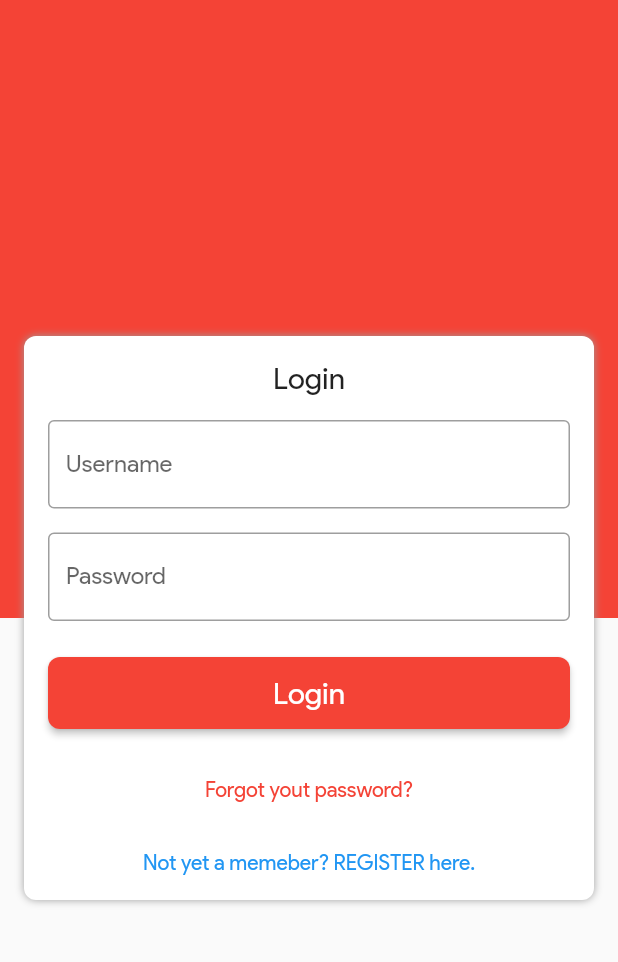
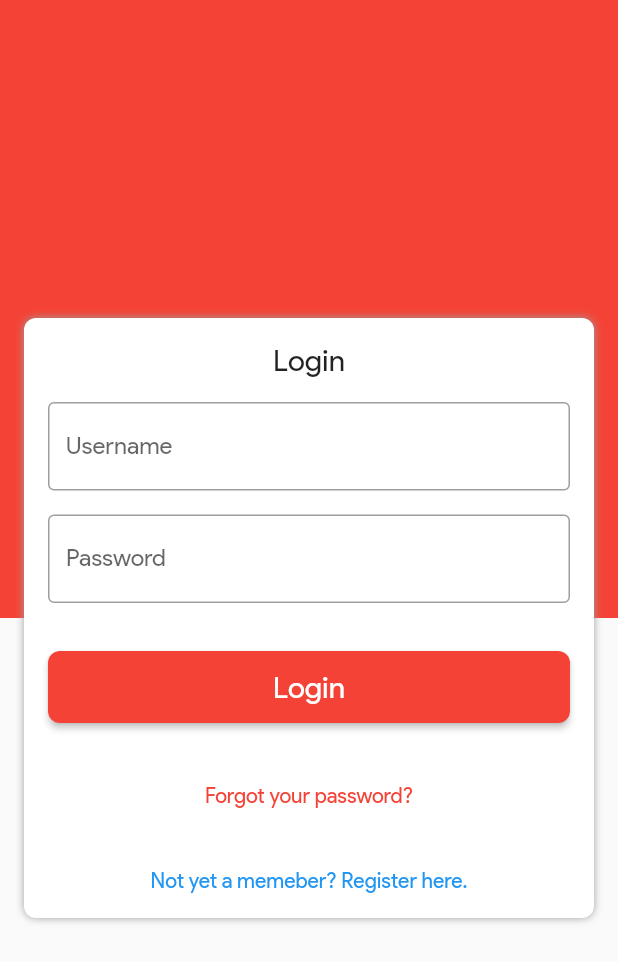
Before and after one commit to channdara/flutter_local_database, a Flutter app: the screen it shows after launch, on a phone screen of 412 x 824 dp. Shown: the top 962 px of the screen. Run offline on Flutter 3.47's test engine with Material 2 defaults, Android fonts, the light colour scheme and no system bars; our stand-ins replace shared_preferences, sqflite; accounts and stored records are empty.

Commit message:
update reset password screen logic

```diff
--- a/lib/constant/Strings.dart
+++ b/lib/constant/Strings.dart
@@ -17,12 +17,12 @@ class Strings {
   static const congratulation = 'Congratulation!';
   static const usernameRequired = 'Username required';
   static const passwordRequired = 'Password required';
-  static const forgotPassword = 'Forgot yout password?';
+  static const forgotPassword = 'Forgot your password?';
   static const register = 'Register';
   static const resetPassword = 'Reset Password';
   static const checkUsername = 'Check Username';
   static const resetNow = 'Reset Now';
-  static const notYetMemberRegisterHere = 'Not yet a memeber? REGISTER here.';
+  static const notYetMemberRegisterHere = 'Not yet a memeber? Register here.';
   static const pleaseInputUsername = 'Please input username';
   static const pleaseInputPassword = 'Please input password';
   static const pleaseInputNewPassword = 'Please input new password';
--- a/lib/screen/LoginScreen.dart
+++ b/lib/screen/LoginScreen.dart
@@ -62,7 +62,7 @@ class _LoginScreenState extends State<LoginScreen> implements LoginCallback {
     return SingleChildScrollView(
       child: Container(
         margin: EdgeInsets.all(16.0),
-        padding: EdgeInsets.all(16.0),
+        padding: EdgeInsets.only(left: 16.0, top: 16.0, right: 16.0, bottom: 8.0),
         decoration: BoxDecoration(
           borderRadius: BorderRadius.circular(8.0),
           color: Colors.white,
@@ -73,8 +73,9 @@ class _LoginScreenState extends State<LoginScreen> implements LoginCallback {
           child: Column(
             children: <Widget>[
               Text(Strings.login, style: TextStyle(fontSize: 20.0)),
-              SizedBox(height: 16.0),
-              BaseTextFormField(
+              Container(
+                margin: EdgeInsets.only(top: 16.0, bottom: 16.0),
+                child: BaseTextFormField(
                   labelText: Strings.username,
                   controller: _usernameController,
                   focusNode: _usernameFocusNode,
@@ -82,7 +83,7 @@ class _LoginScreenState extends State<LoginScreen> implements LoginCallback {
                   onFieldSubmitted: (_) => BaseTextFormField.switchNode(context, _usernameFocusNode, _passwordFocusNode),
                   validator: (text) => text.isEmpty ? Strings.usernameRequired : null,
                 ),
-              SizedBox(height: 16.0),
+              ),
               BaseTextFormField(
                 labelText: Strings.password,
                 obscureText: true,
@@ -91,10 +92,10 @@ class _LoginScreenState extends State<LoginScreen> implements LoginCallback {
                 textInputAction: TextInputAction.done,
                 validator: (text) => text.isEmpty ? Strings.passwordRequired : null,
               ),
-              SizedBox(height: 24.0),
               Container(
                 width: double.infinity,
                 height: 48.0,
+                margin: EdgeInsets.only(top: 32.0, bottom: 32.0),
                 child: BaseRaisedButton(
                   text: Strings.login,
                   onPressed: () {
@@ -105,15 +106,20 @@ class _LoginScreenState extends State<LoginScreen> implements LoginCallback {
                   },
                 ),
               ),
-              SizedBox(height: 32.0),
               InkWell(
                 onTap: () => ResetPasswordScreen.push(context),
+                child: Padding(
+                  padding: EdgeInsets.all(8.0),
                   child: Text(Strings.forgotPassword, style: TextStyle(color: Colors.red)),
                 ),
-              SizedBox(height: 32.0),
+              ),
               InkWell(
                 onTap: () => RegisterScreen.push(context),
+                child: Container(
+                  margin: EdgeInsets.only(top: 24.0),
+                  padding: EdgeInsets.all(8.0),
                   child: Text(Strings.notYetMemberRegisterHere, style: TextStyle(color: Colors.blue)),
+                ),
               ),
             ],
           ),
```
Also changed, not shown: lib/screen/ResetPasswordScreen.dart (+14 -5 lines). Lines whose indentation alone changed are shown as unchanged.
